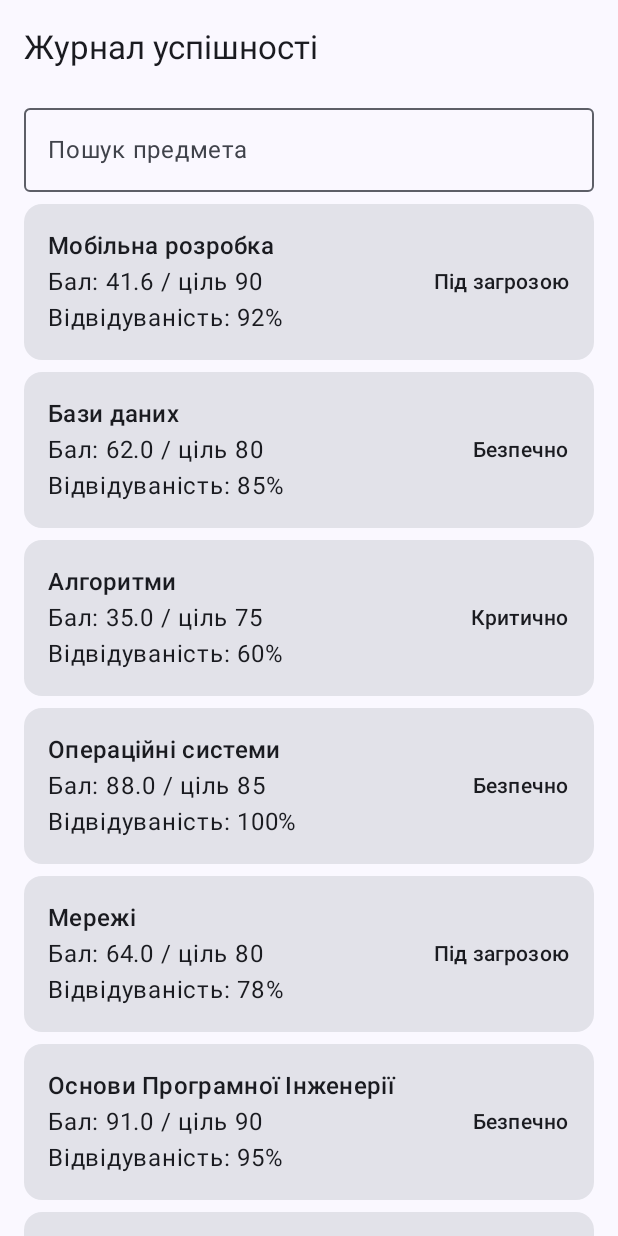
After one commit to MarchenkoMaximOFKKT/AcademicProgressRecord_version12_APP, an Android app built with Jetpack Compose: the composable SubjectListScreen shown on its own in the app's theme, on a phone screen of 412 x 824 dp. The commit adds this screen. Run offline under Robolectric (Android 15) with nearby library versions, the phone set to English and light mode, and no system bars; libraries missing offline, so code that uses them is left out: com.example.

Commit message:
Implement first screen with sample data

```diff
--- /dev/null
+++ b/app/src/main/java/com/example/AcademicProgressRecord_version12/Model.kt
@@ -0,0 +1,33 @@
+package com.example.AcademicProgressRecord_version12
+enum class SubjectStatus { SAFE, AT_RISK, CRITICAL }
+enum class AttendanceStatus { PRESENT, ABSENT, EXCUSED }
+sealed class Result<out T> {
+    data class Success<T>(val data: T) : Result<T>()
+    data class Error(val message: String) : Result<Nothing>()
+}
+
+data class Subject(
+    val id: Int,
+    val name: String,
+    val targetScore: Int,
+    val minAttendancePercent: Int = 75,
+    val status: SubjectStatus = SubjectStatus.SAFE,
+    val currentScore: Double = 0.0,
+    val attendancePercent: Int = 100
+)
+
+data class GradeComponent(
+    val id: Int,
+    val subjectId: Int,
+    val name: String,
+    val weight: Double,
+    val maxScore: Double,
+    val score: Double? = null
+)
+
+data class ClassSession(
+    val id: Int,
+    val subjectId: Int,
+    val date: String,
+    val status: AttendanceStatus
+)
--- /dev/null
+++ b/app/src/main/java/com/example/AcademicProgressRecord_version12/SubjectListScreen.kt
@@ -0,0 +1,103 @@
+package com.example.AcademicProgressRecord_version12
+
+import android.widget.Toast
+import androidx.compose.foundation.clickable
+import androidx.compose.foundation.layout.Arrangement
+import androidx.compose.foundation.layout.Column
+import androidx.compose.foundation.layout.Row
+import androidx.compose.foundation.layout.Spacer
+import androidx.compose.foundation.layout.fillMaxWidth
+import androidx.compose.foundation.layout.height
+import androidx.compose.foundation.layout.padding
+import androidx.compose.foundation.lazy.LazyColumn
+import androidx.compose.foundation.lazy.items
+import androidx.compose.material3.Card
+import androidx.compose.material3.ExperimentalMaterial3Api
+import androidx.compose.material3.MaterialTheme
+import androidx.compose.material3.OutlinedTextField
+import androidx.compose.material3.Scaffold
+import androidx.compose.material3.Text
+import androidx.compose.material3.TopAppBar
+import androidx.compose.runtime.Composable
+import androidx.compose.runtime.getValue
+import androidx.compose.runtime.mutableStateOf
+import androidx.compose.runtime.remember
+import androidx.compose.runtime.setValue
+import androidx.compose.ui.Alignment
+import androidx.compose.ui.Modifier
+import androidx.compose.ui.platform.LocalContext
+import androidx.compose.ui.tooling.preview.Preview
+import androidx.compose.ui.unit.dp
+
+@OptIn(ExperimentalMaterial3Api::class)
+@Composable
+fun SubjectListScreen() {
+    val subjects = listOf(
+        Subject(1, "Мобільна розробка", targetScore = 90, currentScore = 41.6, attendancePercent = 92, status = SubjectStatus.AT_RISK),
+        Subject(2, "Бази даних", targetScore = 80, currentScore = 62.0, attendancePercent = 85, status = SubjectStatus.SAFE),
+        Subject(3, "Алгоритми", targetScore = 75, currentScore = 35.0, attendancePercent = 60, status = SubjectStatus.CRITICAL),
+        Subject(4, "Операційні системи", targetScore = 85, currentScore = 88.0, attendancePercent = 100, status = SubjectStatus.SAFE),
+        Subject(5, "Мережі", targetScore = 80, currentScore = 64.0, attendancePercent = 78, status = SubjectStatus.AT_RISK),
+        Subject(6, "Основи Програмної Інженерії", targetScore = 90, currentScore = 91.0, attendancePercent = 95, status = SubjectStatus.SAFE),
+        Subject(7, "Python", targetScore = 70, currentScore = 55.0, attendancePercent = 88, status = SubjectStatus.SAFE),
+        Subject(8, "ООП", targetScore = 75, currentScore = 30.0, attendancePercent = 70, status = SubjectStatus.CRITICAL)
+    )
+
+    var query by remember { mutableStateOf("") }
+    val filtered = subjects.filter { it.name.contains(query, ignoreCase = true) }
+    val context = LocalContext.current
+
+    Scaffold(
+        topBar = { TopAppBar(title = { Text("Журнал успішності") }) }
+    ) { padding ->
+        Column(modifier = Modifier.padding(padding).padding(horizontal = 16.dp)) {
+            OutlinedTextField(
+                value = query,
+                onValueChange = { query = it },
+                label = { Text("Пошук предмета") },
+                singleLine = true,
+                modifier = Modifier.fillMaxWidth()
+            )
+            Spacer(modifier = Modifier.height(8.dp))
+
+            LazyColumn(verticalArrangement = Arrangement.spacedBy(8.dp)) {
+                items(filtered, key = { it.id }) { subject ->
+                    SubjectCard(
+                        subject = subject,
+                        onClick = {
+                            Toast.makeText(context, "Відкрити: ${subject.name}", Toast.LENGTH_SHORT).show()
+                        }
+                    )
+                }
+            }
+        }
+    }
+}
+@Composable
+fun SubjectCard(subject: Subject, onClick: () -> Unit) {
+    Card(modifier = Modifier.fillMaxWidth().clickable { onClick() }) {
+        Row(
+            modifier = Modifier.padding(16.dp),
+            verticalAlignment = Alignment.CenterVertically,
+            horizontalArrangement = Arrangement.SpaceBetween
+        ) {
+            Column(modifier = Modifier.weight(1f)) {
+                Text(subject.name, style = MaterialTheme.typography.titleMedium)
+                Text("Бал: ${"%.1f".format(subject.currentScore)} / ціль ${subject.targetScore}")
+                Text("Відвідуваність: ${subject.attendancePercent}%")
+            }
+            val label = when (subject.status) {
+                SubjectStatus.SAFE -> "Безпечно"
+                SubjectStatus.AT_RISK -> "Під загрозою"
+                SubjectStatus.CRITICAL -> "Критично"
+            }
+            Text(label, style = MaterialTheme.typography.labelLarge)
+        }
+    }
+}
+
+@Preview(showBackground = true)
+@Composable
+fun SubjectListScreenPreview() {
+    SubjectListScreen()
+}
```
Also changed, not shown: app/src/main/java/com/example/AcademicProgressRecord_version12/MainActivity.kt (+1 -22 lines).
